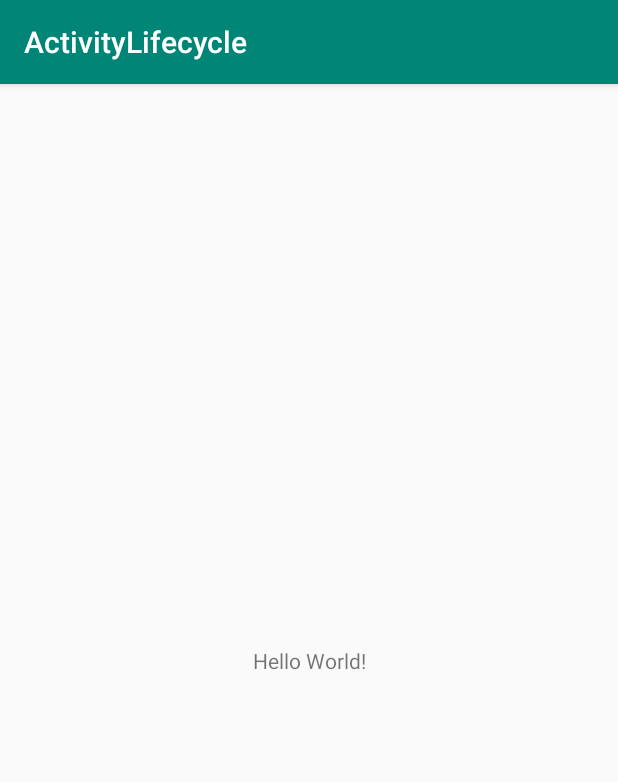
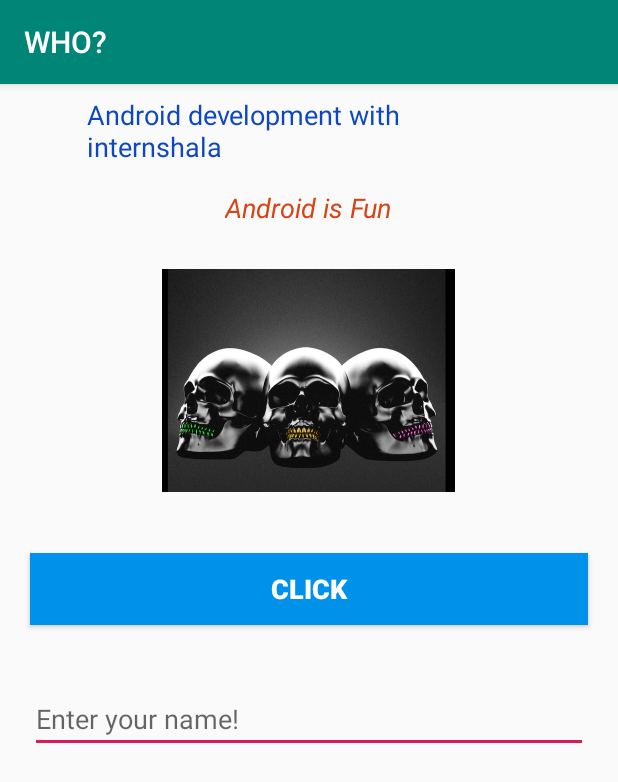
Before and after one commit to Sanj-bot/AndroidCode, an Android app: the screen it shows after launch (MainActivity), on a phone screen of 412 x 824 dp. Shown: the top 782 px of the screen. Run offline under Robolectric (Android 15) with nearby library versions, the phone set to English and light mode, and no system bars.

Commit message:
updated android app

```diff
--- a/app/src/main/AndroidManifest.xml
+++ b/app/src/main/AndroidManifest.xml
@@ -9,7 +9,8 @@
         android:roundIcon="@mipmap/ic_launcher_round"
         android:supportsRtl="true"
         android:theme="@style/AppTheme" >
-        <activity android:name=".MainActivity" >
+        <activity android:name=".MainActivity"
+            android:exported="true">
             <intent-filter>
                 <action android:name="android.intent.action.MAIN" />
 
--- a/app/src/main/java/com/internshala/activitylifecycle/MainActivity.kt
+++ b/app/src/main/java/com/internshala/activitylifecycle/MainActivity.kt
@@ -8,5 +8,36 @@ class MainActivity : AppCompatActivity() {
     override fun onCreate(savedInstanceState: Bundle?) {
         super.onCreate(savedInstanceState)
         setContentView(R.layout.activity_main)
+
+    }
+
+    override fun onStart() {
+        super.onStart()
+        println("Onstart called!");
+    }
+
+    override fun onResume() {
+        super.onResume()
+        println("OnResume called!");
+    }
+
+    override fun onPause() {
+        super.onPause()
+        println("onPause called!");
+    }
+
+    override fun onStop() {
+        super.onStop()
+        println("onPause called!");
+    }
+
+    override fun onRestart() {
+        super.onRestart()
+        println("onRestart called!");
+    }
+
+    override fun onDestroy() {
+        super.onDestroy()
+        println("onDestroy called!");
     }
 }
--- a/app/src/main/res/layout/activity_main.xml
+++ b/app/src/main/res/layout/activity_main.xml
@@ -1,18 +1,59 @@
-<?xml version="1.0" encoding="utf-8"?>
-<androidx.constraintlayout.widget.ConstraintLayout xmlns:android="http://schemas.android.com/apk/res/android"
+<LinearLayout
+    xmlns:android="http://schemas.android.com/apk/res/android"
     xmlns:app="http://schemas.android.com/apk/res-auto"
     xmlns:tools="http://schemas.android.com/tools"
     android:layout_width="match_parent"
     android:layout_height="match_parent"
+    android:orientation="vertical"
+
     tools:context=".MainActivity">
+
+    <TextView
+
+        android:layout_width="wrap_content"
+        android:layout_height="wrap_content"
+        android:layout_gravity="center"
+        android:layout_marginLeft="50dp"
+        android:layout_marginRight="50dp"
+        android:padding="8dp"
+        android:textColor="#0d47c1"
+        android:text="Android development with internshala"
+        android:textSize="18sp"/>
 
     <TextView
         android:layout_width="wrap_content"
         android:layout_height="wrap_content"
-        android:text="Hello World!"
-        app:layout_constraintBottom_toBottomOf="parent"
-        app:layout_constraintLeft_toLeftOf="parent"
-        app:layout_constraintRight_toRightOf="parent"
-        app:layout_constraintTop_toTopOf="parent" />
+        android:layout_gravity="center"
+        android:layout_marginLeft="50dp"
+        android:layout_marginRight="50dp"
+        android:padding="8dp"
+        android:text="Android is Fun"
+        android:textColor="#d84315"
+        android:textSize="18sp"
+        android:textStyle="italic" />
 
-</androidx.constraintlayout.widget.ConstraintLayout>
+    <ImageView
+        android:layout_width="195dp"
+        android:layout_height="150dp"
+        android:layout_gravity="center"
+        android:layout_margin="20dp"
+        android:src="@drawable/tony_stark" />
+
+    <Button
+        android:layout_width="match_parent"
+        android:layout_height="wrap_content"
+        android:layout_margin="20dp"
+        android:text="Click"
+        android:background="#0091ea"
+        android:textColor="#ffffff"
+        android:textStyle="bold"
+        android:textSize="18sp"/>
+    <EditText
+        android:layout_width="match_parent"
+        android:layout_height="wrap_content"
+        android:hint="Enter your name!"
+        android:layout_margin="20dp"
+        android:inputType="text"/>
+
+
+</LinearLayout>
--- a/app/src/main/res/values/strings.xml
+++ b/app/src/main/res/values/strings.xml
@@ -1,3 +1,3 @@
 <resources>
-    <string name="app_name">ActivityLifecycle</string>
+    <string name="app_name">WHO?</string>
 </resources>
```
Also changed, not shown: app/src/main/res/drawable/tony_stark.png (added), 2 other files.
